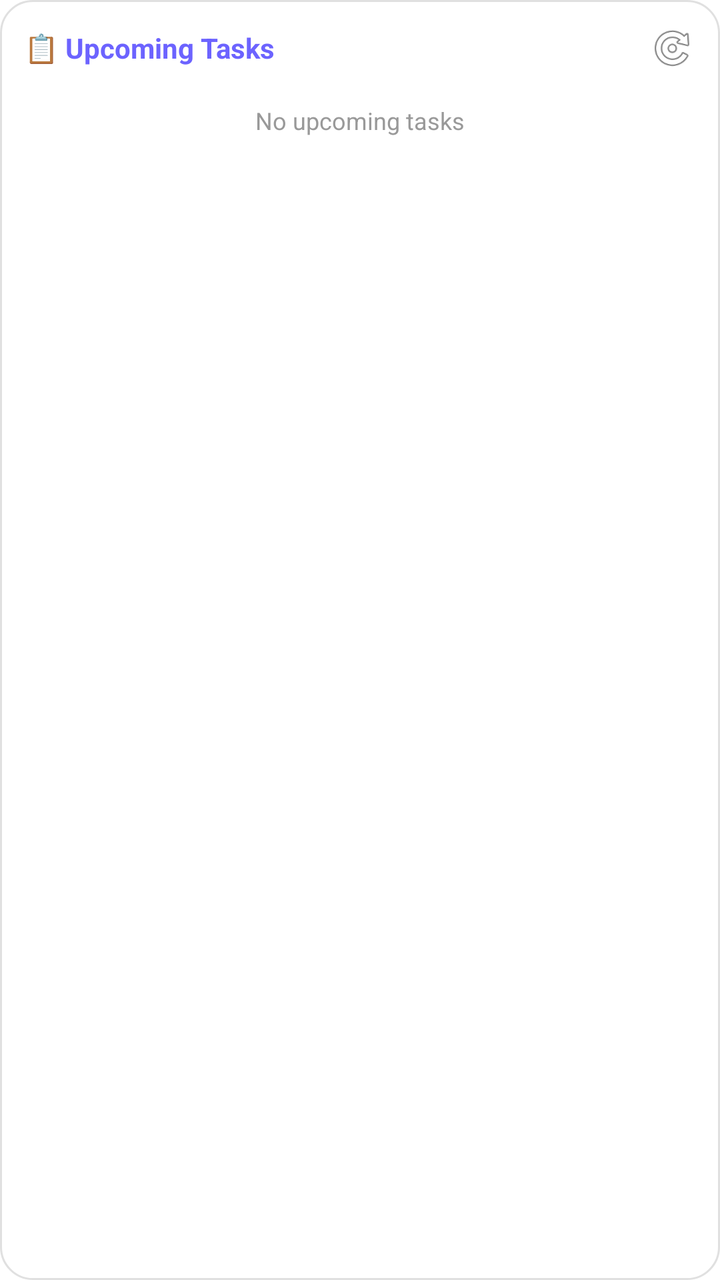
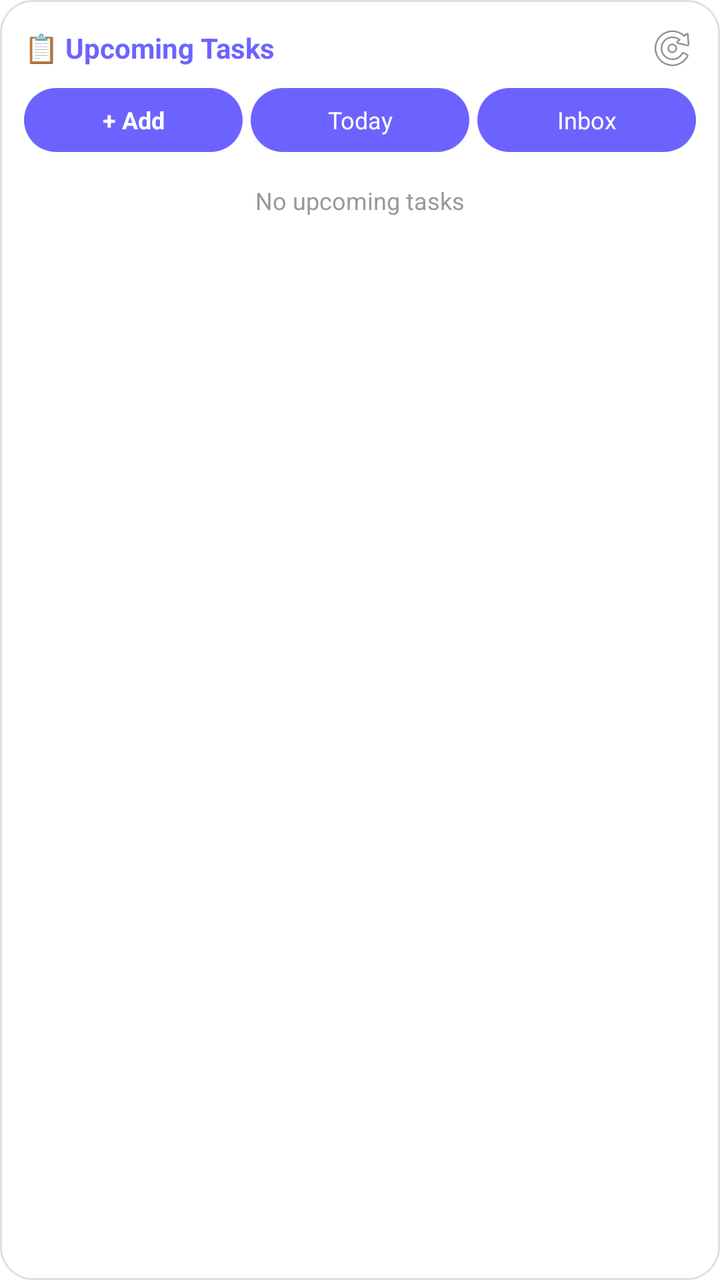

Compare the two renders of this Android layout. The source of the first and the diff that turns it into the second are given below.
<!-- AndroidManifest.xml: fallback theme Theme.MaterialComponents.DayNight.NoActionBar -->
<!-- res/layout/widget_task_list.xml -->
<?xml version="1.0" encoding="utf-8"?>
<LinearLayout xmlns:android="http://schemas.android.com/apk/res/android"
    android:id="@+id/widget_container"
    android:layout_width="match_parent"
    android:layout_height="match_parent"
    android:orientation="vertical"
    android:padding="12dp"
    android:background="@drawable/widget_background">

    
    <LinearLayout
        android:layout_width="match_parent"
        android:layout_height="wrap_content"
        android:orientation="horizontal"
        android:gravity="center_vertical"
        android:paddingBottom="8dp">
        
        <TextView
            android:layout_width="0dp"
            android:layout_height="wrap_content"
            android:layout_weight="1"
            android:text="📋 Upcoming Tasks"
            android:textSize="14sp"
            android:textColor="#6C63FF"
            android:textStyle="bold" />
        
        <ImageView
            android:id="@+id/refresh_button"
            android:layout_width="24dp"
            android:layout_height="24dp"
            android:src="@android:drawable/ic_menu_rotate"
            android:contentDescription="Refresh" />
    </LinearLayout>

    
    <LinearLayout
        android:id="@+id/task_row_1"
        android:layout_width="match_parent"
        android:layout_height="wrap_content"
        android:orientation="horizontal"
        android:gravity="center_vertical"
        android:paddingVertical="4dp"
        android:visibility="gone">
        
        <TextView
            android:id="@+id/task_time_1"
            android:layout_width="60dp"
            android:layout_height="wrap_content"
            android:textSize="11sp"
            android:textColor="#888888" />
        
        <TextView
            android:id="@+id/task_title_1"
            android:layout_width="0dp"
            android:layout_height="wrap_content"
            android:layout_weight="1"
            android:textSize="13sp"
            android:textColor="#333333"
            android:maxLines="1"
            android:ellipsize="end" />
    </LinearLayout>

    
    <LinearLayout
        android:id="@+id/task_row_2"
        android:layout_width="match_parent"
        android:layout_height="wrap_content"
        android:orientation="horizontal"
        android:gravity="center_vertical"
        android:paddingVertical="4dp"
        android:visibility="gone">
        
        <TextView
            android:id="@+id/task_time_2"
            android:layout_width="60dp"
            android:layout_height="wrap_content"
            android:textSize="11sp"
            android:textColor="#888888" />
        
        <TextView
            android:id="@+id/task_title_2"
            android:layout_width="0dp"
            android:layout_height="wrap_content"
            android:layout_weight="1"
            android:textSize="13sp"
            android:textColor="#333333"
            android:maxLines="1"
            android:ellipsize="end" />
    </LinearLayout>

    
    <LinearLayout
        android:id="@+id/task_row_3"
        android:layout_width="match_parent"
        android:layout_height="wrap_content"
        android:orientation="horizontal"
        android:gravity="center_vertical"
        android:paddingVertical="4dp"
        android:visibility="gone">
        
        <TextView
            android:id="@+id/task_time_3"
            android:layout_width="60dp"
            android:layout_height="wrap_content"
            android:textSize="11sp"
            android:textColor="#888888" />
        
        <TextView
            android:id="@+id/task_title_3"
            android:layout_width="0dp"
            android:layout_height="wrap_content"
            android:layout_weight="1"
            android:textSize="13sp"
            android:textColor="#333333"
            android:maxLines="1"
            android:ellipsize="end" />
    </LinearLayout>

    
    <TextView
        android:id="@+id/empty_text"
        android:layout_width="match_parent"
        android:layout_height="wrap_content"
        android:text="No upcoming tasks"
        android:textSize="12sp"
        android:textColor="#999999"
        android:gravity="center"
        android:paddingTop="8dp"
        android:visibility="visible" />

</LinearLayout>
<!-- resources referenced by this layout -->
<resources>
  <!-- drawable widget_background (drawable) -->
  <?xml version="1.0" encoding="utf-8"?>
  <shape xmlns:android="http://schemas.android.com/apk/res/android"
      android:shape="rectangle">
      <solid android:color="#FFFFFFFF" />
      <corners android:radius="16dp" />
      <stroke android:width="1dp" android:color="#E0E0E0" />
  </shape>
</resources>

<!-- the commit's change to res/layout/widget_task_list.xml (unified diff, before → after) -->
@@ -30,6 +30,50 @@
             android:layout_height="24dp"
             android:src="@android:drawable/ic_menu_rotate"
             android:contentDescription="Refresh" />
+    </LinearLayout>
+
+    
+    <LinearLayout
+        android:layout_width="match_parent"
+        android:layout_height="wrap_content"
+        android:orientation="horizontal"
+        android:paddingBottom="8dp">
+
+        <TextView
+            android:id="@+id/action_add"
+            android:layout_width="0dp"
+            android:layout_height="32dp"
+            android:layout_weight="1"
+            android:layout_marginEnd="4dp"
+            android:background="@drawable/widget_button_bg"
+            android:gravity="center"
+            android:text="+ Add"
+            android:textSize="12sp"
+            android:textColor="#FFFFFF"
+            android:textStyle="bold" />
+
+        <TextView
+            android:id="@+id/action_today"
+            android:layout_width="0dp"
+            android:layout_height="32dp"
+            android:layout_weight="1"
+            android:layout_marginEnd="4dp"
+            android:background="@drawable/widget_button_bg"
+            android:gravity="center"
+            android:text="Today"
+            android:textSize="12sp"
+            android:textColor="#FFFFFF" />
+
+        <TextView
+            android:id="@+id/action_inbox"
+            android:layout_width="0dp"
+            android:layout_height="32dp"
+            android:layout_weight="1"
+            android:background="@drawable/widget_button_bg"
+            android:gravity="center"
+            android:text="Inbox"
+            android:textSize="12sp"
+            android:textColor="#FFFFFF" />
     </LinearLayout>
 
     
<!-- resource entries referenced after the edit -->
@@ -8,5 +8,12 @@
       <corners android:radius="16dp" />
       <stroke android:width="1dp" android:color="#E0E0E0" />
   </shape>
+  <!-- drawable widget_button_bg (drawable) -->
+  <?xml version="1.0" encoding="utf-8"?>
+  <shape xmlns:android="http://schemas.android.com/apk/res/android">
+      <solid android:color="#6C63FF" />
+      <corners android:radius="16dp" />
+      <padding android:left="8dp" android:right="8dp" android:top="4dp" android:bottom="4dp" />
+  </shape>
 </resources>
 
